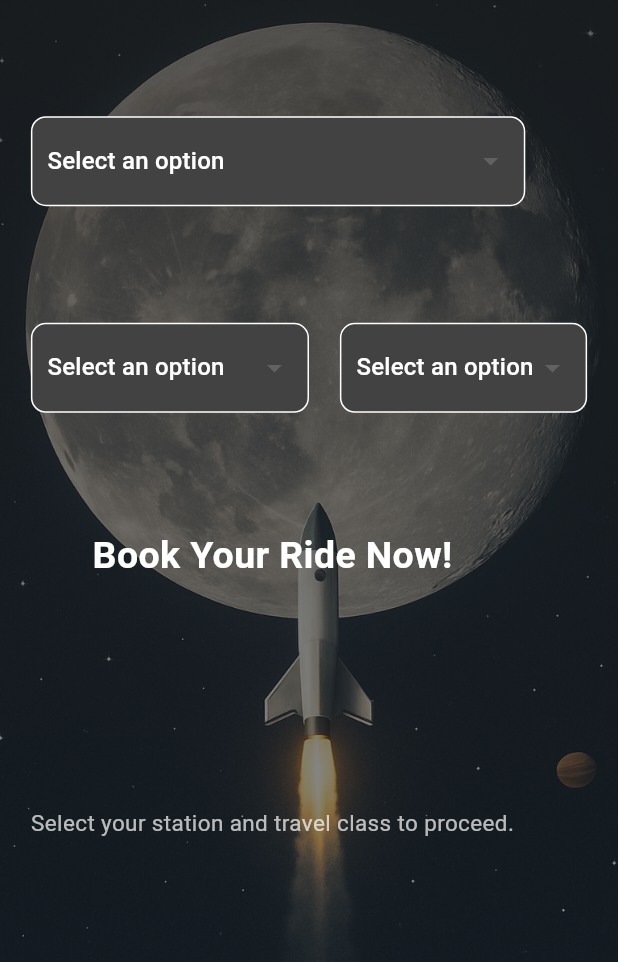
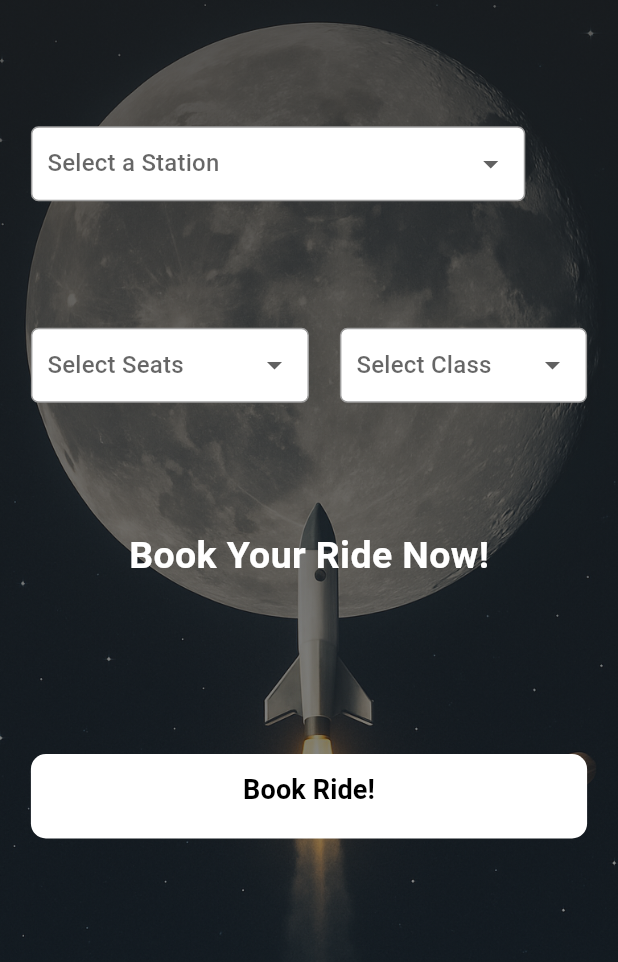
Before and after one commit to RANGIRA46/gomoon_flutter_app, a Flutter app: the screen it shows after launch, on a phone screen of 412 x 824 dp, the part 274-1236 px from its top. Run offline on Flutter 3.47's test engine with Material 3 defaults, Android fonts, the phone set to English and light mode, and no system bars.

Commit message:
added the book ride widget button to submit my booking

```diff
--- a/lib/pages/home_page.dart
+++ b/lib/pages/home_page.dart
@@ -1,8 +1,17 @@
 import 'package:flutter/material.dart';
-import 'package:gomoon_flutter_app/widgets/custom_dropdown_button.dart'; // Import the CustomDropdownButton file
 
-class HomePage extends StatelessWidget {
+class HomePage extends StatefulWidget {
   const HomePage({super.key});
+
+  @override
+  State<HomePage> createState() => _HomePageState();
+}
+
+class _HomePageState extends State<HomePage> {
+  // State variables to hold the selected values
+  String? selectedStation;
+  String? selectedSeats;
+  String? selectedClass;
 
   @override
   Widget build(BuildContext context) {
@@ -22,15 +31,9 @@ class HomePage extends StatelessWidget {
                 crossAxisAlignment: CrossAxisAlignment.start,
                 children: [
                   _pageTitle(), // Centered title
-                  CustomDropdownButton(
-                    values: [
-                      'Johnson Webb Station',
-                      'Baraka Station',
-                    ], // Dropdown items
-                    width: deviceWidth * 0.8, // 80% of screen width
-                  ),
-                  _travellerDropdownWidget(deviceWidth), // Dropdown for number of travelers
-                  _bookRideWidget(deviceHeight), // Book ride widget
+                  _stationDropdown(deviceWidth), // Station dropdown
+                  _travellerDropdown(deviceWidth), // Dropdown for number of travelers and class
+                  _bookRideWidget(deviceHeight, deviceWidth), // Book ride widget
                 ],
               ),
               deviceHeight: deviceHeight,
@@ -66,16 +69,61 @@ class HomePage extends StatelessWidget {
     );
   }
 
+  /// Dropdown for station selection
+  Widget _stationDropdown(double deviceWidth) {
+    return CustomDropdownButton(
+      values: const ['Johnson Webb Station', 'Baraka Station'], // Station options
+      width: deviceWidth * 0.8, // 80% of screen width
+      placeholder: selectedStation ?? "Select a Station",
+      onChanged: (value) {
+        setState(() {
+          selectedStation = value;
+        });
+      },
+    );
+  }
+
+  /// Dropdowns for number of travelers and travel class
+  Widget _travellerDropdown(double deviceWidth) {
+    return Row(
+      mainAxisAlignment: MainAxisAlignment.spaceBetween,
+      mainAxisSize: MainAxisSize.max,
+      crossAxisAlignment: CrossAxisAlignment.center,
+      children: [
+        CustomDropdownButton(
+          values: const ['1', '2', '3', '4'], // Number of travelers
+          width: deviceWidth * 0.45, // 45% of screen width
+          placeholder: selectedSeats ?? "Select Seats",
+          onChanged: (value) {
+            setState(() {
+              selectedSeats = value;
+            });
+          },
+        ),
+        CustomDropdownButton(
+          values: const ['Economy', 'Business', 'First', 'Private'], // Travel class
+          width: deviceWidth * 0.40, // 40% of screen width
+          placeholder: selectedClass ?? "Select Class",
+          onChanged: (value) {
+            setState(() {
+              selectedClass = value;
+            });
+          },
+        ),
+      ],
+    );
+  }
+
   /// Widget for the book ride section
-  Widget _bookRideWidget(double deviceHeight) {
+  Widget _bookRideWidget(double deviceHeight, double deviceWidth) {
     return Container(
       height: deviceHeight * 0.25,
       child: Column(
         mainAxisAlignment: MainAxisAlignment.spaceBetween,
         mainAxisSize: MainAxisSize.max,
         crossAxisAlignment: CrossAxisAlignment.center,
-        children: const [
-          Text(
+        children: [
+          const Text(
             "Book Your Ride Now!",
             style: TextStyle(
               fontSize: 25,
@@ -83,34 +131,43 @@ class HomePage extends StatelessWidget {
               color: Colors.white,
             ),
           ),
-          Text(
-            "Select your station and travel class to proceed.",
-            style: TextStyle(
-              fontSize: 15,
-              color: Colors.white70,
-            ),
-          ),
+          _rideButton(deviceHeight, deviceWidth),
         ],
       ),
     );
   }
 
-  /// Widget for the traveler dropdown (e.g., number of travelers)
-  Widget _travellerDropdownWidget(double deviceWidth) {
-    return Row(
-      mainAxisAlignment: MainAxisAlignment.spaceBetween,
-      mainAxisSize: MainAxisSize.max,
-      crossAxisAlignment: CrossAxisAlignment.center,
-      children: [
-        CustomDropdownButton(
-          values: const ['1', '2', '3', '4'], // Dropdown items
-          width: deviceWidth * 0.45, // 45% of screen width
+  /// Ride Button Widget
+  Widget _rideButton(double deviceHeight, double deviceWidth) {
+    return Container(
+      padding: EdgeInsets.only(bottom: deviceHeight * 0.01),
+      width: deviceWidth,
+      decoration: BoxDecoration(
+        color: Colors.white,
+        borderRadius: BorderRadius.circular(10),
+      ),
+      child: MaterialButton(
+        onPressed: () {
+          // Add your booking logic here
+          if (selectedStation != null &&
+              selectedSeats != null &&
+              selectedClass != null) {
+            // Show confirmation or proceed
+            print("Station: $selectedStation, Seats: $selectedSeats, Class: $selectedClass");
+          } else {
+            // Show error or prompt user to select all options
+            print("Please select all required options.");
+          }
+        },
+        child: const Text(
+          "Book Ride!",
+          style: TextStyle(
+            color: Colors.black,
+            fontSize: 18,
+            fontWeight: FontWeight.bold,
+          ),
         ),
-        CustomDropdownButton(
-          values: const ['Economy', 'Business', 'First', 'Private'], // Dropdown items
-          width: deviceWidth * 0.40, // 40% of screen width
-        ),
-      ],
+      ),
     );
   }
 
@@ -141,3 +198,45 @@ class HomePage extends StatelessWidget {
     );
   }
 }
+
+/// Updated `CustomDropdownButton` widget
+class CustomDropdownButton extends StatelessWidget {
+  final List<String> values;
+  final double width;
+  final String placeholder;
+  final Function(String?) onChanged;
+
+  const CustomDropdownButton({
+    super.key,
+    required this.values,
+    required this.width,
+    required this.placeholder,
+    required this.onChanged,
+  });
+
+  @override
+  Widget build(BuildContext context) {
+    return Container(
+      width: width,
+      padding: const EdgeInsets.symmetric(horizontal: 10),
+      decoration: BoxDecoration(
+        color: Colors.white,
+        border: Border.all(color: Colors.grey),
+        borderRadius: BorderRadius.circular(5),
+      ),
+      child: DropdownButton<String>(
+        value: values.contains(placeholder) ? placeholder : null,
+        hint: Text(placeholder),
+        items: values.map((String value) {
+          return DropdownMenuItem<String>(
+            value: value,
+            child: Text(value),
+          );
+        }).toList(),
+        onChanged: onChanged,
+        isExpanded: true,
+        underline: Container(), // Remove underline
+      ),
+    );
+  }
+}
```
